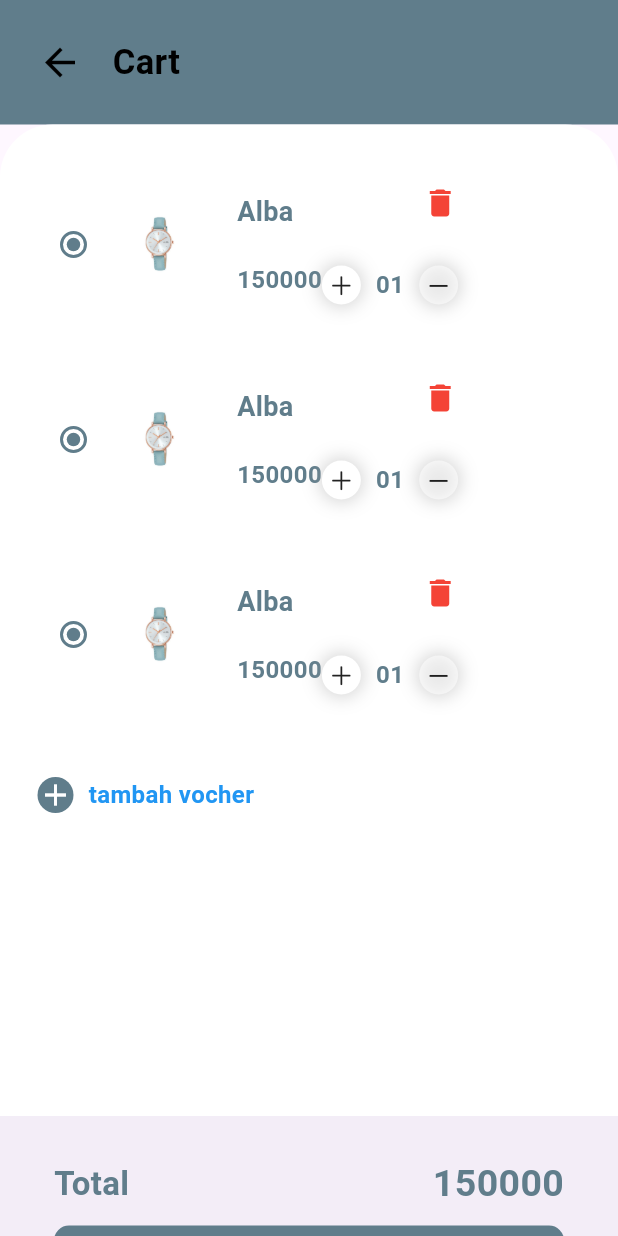
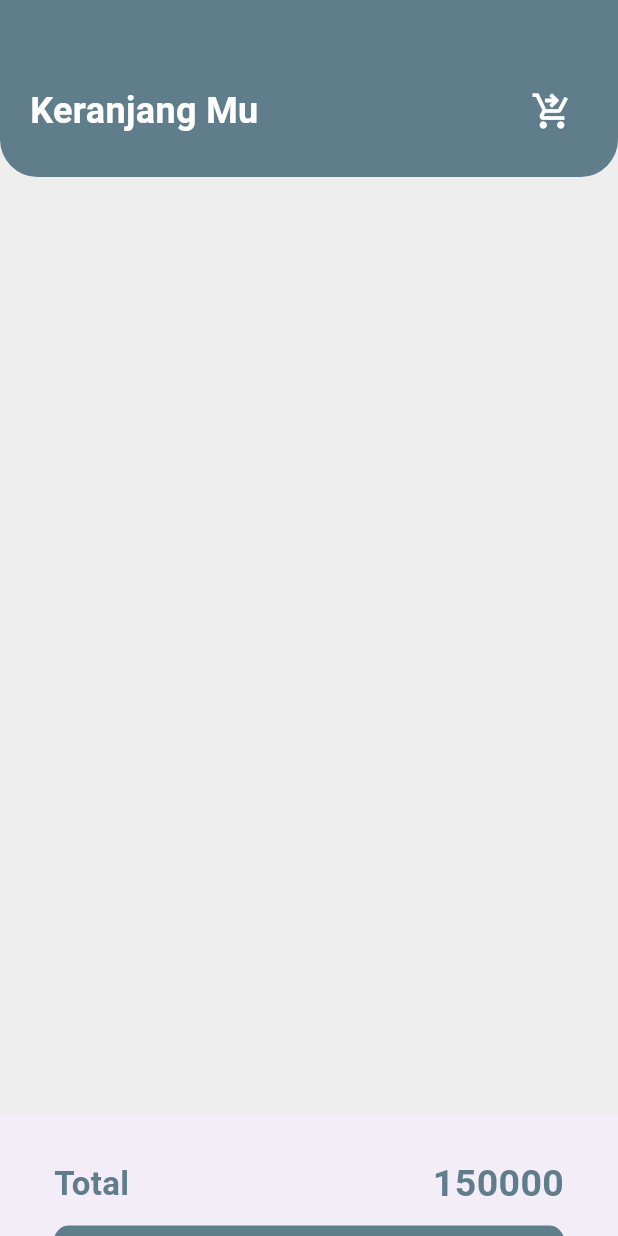
Before and after one commit to Wullannn/Penjualan-JamTangan, a Flutter app: the CartScreen screen opened directly, on a phone screen of 412 x 824 dp. Run offline on Flutter 3.47's test engine with Material 3 defaults, Android fonts, the phone set to English and light mode, and no system bars.

Commit message:
update card_screen

```diff
--- a/lib/main.dart
+++ b/lib/main.dart
@@ -22,8 +22,8 @@
       //home: HomeScreen(),
       // home : DetailScreen()
        // home : ProfileScreen()
-      //home: CartScreen(),
-      home: SearchScreen()
+      home: CartScreen(),
+      //home: SearchScreen()
     );
   }
 }
--- a/lib/screens/cart_screen.dart
+++ b/lib/screens/cart_screen.dart
@@ -1,8 +1,6 @@
 import 'package:flutter/material.dart';
-import 'package:jamtangan/widgets/cart_app_bar.dart';
-
+import 'package:flutter/widgets.dart';
 import '../widgets/CartButtomNavBar.dart';
-import '../widgets/cart_item_samples.dart';
 
 class CartScreen extends StatelessWidget {
   const CartScreen({super.key});
@@ -10,51 +8,39 @@
   @override
   Widget build(BuildContext context) {
     return Scaffold(
-      body: ListView(
+        backgroundColor: Colors.grey[200],
+        body: Column(
             children: [
-          cart_app_bar(),
-
+              // Custom App Bar
               Container(
-            height: 700,
-            padding: EdgeInsets.only(top: 15),
-            decoration: BoxDecoration(
-                color: Colors.white,
+                padding: const EdgeInsets.only(
+                    top: 50, left: 20, right: 20, bottom: 20),
+                decoration: const BoxDecoration(
+                  color: Colors.blueGrey,
                   borderRadius: BorderRadius.only(
-                  topLeft: Radius.circular(35),
-                  topRight: Radius.circular(35),
-                )
-            ),
-            child: Column(
-              children: [
-                cart_item_samples(),
-                Container(
-                  //decoration: BoxDecoration(borderRadius: BorderRadius.circular(10),),
-                  margin: EdgeInsets.symmetric(vertical: 20, horizontal: 15),
-                  padding: EdgeInsets.all(10),
-                  child: Row(
-                      children: [
-                        Container(
-                          decoration: BoxDecoration(
-                            color: Colors.blueGrey,
-                            borderRadius: BorderRadius.circular(20),
-                          ),
-                          child: Icon(Icons.add,
-                            color: Colors.white,
+                    bottomLeft: Radius.circular(25),
+                    bottomRight: Radius.circular(25),
                   ),
                 ),
-                        Padding(
-                            padding: EdgeInsets.symmetric(horizontal: 10),
-                            child: Text(
-                              "tambah vocher",
+                child: Row(
+                  mainAxisAlignment: MainAxisAlignment.spaceBetween,
+                  children: [
+                    const Text(
+                      "Keranjang Mu",
                       style: TextStyle(
-                                color: Colors.blue,
+                        color: Colors.white,
+                        fontSize: 24,
                         fontWeight: FontWeight.bold,
-                                fontSize: 16,
                       ),
-                            )
-                        )
-                      ]),
-                )
+                    ),
+                    IconButton(
+                      onPressed: () {},
+                      icon: const Icon(
+                        Icons.shopping_cart_checkout,
+                        color: Colors.white,
+                        size: 28,
+                      ),
+                    ),
                   ],
                 ),
               )
@@ -62,5 +48,6 @@
         ),
       bottomNavigationBar: Cartbuttomnavbar(),
     );
+
   }
 }
--- a/lib/screens/search_screen.dart
+++ b/lib/screens/search_screen.dart
@@ -50,11 +50,9 @@
               ),
               child: const TextField(
                 autofocus: false,
-                // TODO: 6. Implementasikan fitur pencarian
                 decoration: InputDecoration(
-                  hintText: 'Cari candi...',
+                  hintText: 'Carilah jam tangan yang kamu inginkan',
                   prefixIcon: Icon(Icons.search),
-                  // TODO: 7. Implementasikan pengosongan input
                   border: InputBorder.none,
                   focusedBorder: OutlineInputBorder(
                       borderSide: BorderSide(color: Colors.blueGrey)),
--- a/lib/widgets/cart_app_bar.dart
+++ b/lib/widgets/cart_app_bar.dart
@@ -1,42 +1,94 @@
 import 'package:flutter/material.dart';
 
-class cart_app_bar extends StatelessWidget {
+class CartAppBar extends StatelessWidget {
+  const CartAppBar({super.key});
+
   @override
   Widget build(BuildContext context) {
     return Container(
-      color: Colors.blueGrey,
-      padding: EdgeInsets.all(25),
+      padding: const EdgeInsets.symmetric(horizontal: 20, vertical: 15),
+      decoration: BoxDecoration(
+        gradient: const LinearGradient(
+          colors: [Colors.deepPurple, Colors.blueGrey],
+          begin: Alignment.topLeft,
+          end: Alignment.bottomRight,
+        ),
+        borderRadius: const BorderRadius.only(
+          bottomLeft: Radius.circular(20),
+          bottomRight: Radius.circular(20),
+        ),
+        boxShadow: [
+          BoxShadow(
+            color: Colors.black.withOpacity(0.1),
+            spreadRadius: 1,
+            blurRadius: 10,
+          ),
+        ],
+      ),
       child: Row(
         children: [
+          // Tombol kembali
           InkWell(
             onTap: () {
-              //untukmkembali ke layar sebelumnnya
-              Navigator.pop(context);
+              Navigator.pop(context); // Untuk kembali ke layar sebelumnya
             },
-            child: Icon(Icons.arrow_back,
-            size: 30,
-            color: Colors.black),
+            child: Container(
+              padding: const EdgeInsets.all(8),
+              decoration: BoxDecoration(
+                color: Colors.white,
+                borderRadius: BorderRadius.circular(8),
+                boxShadow: [
+                  BoxShadow(
+                    color: Colors.black.withOpacity(0.1),
+                    spreadRadius: 2,
+                    blurRadius: 8,
+                  ),
+                ],
+              ),
+              child: const Icon(
+                Icons.arrow_back,
+                size: 28,
+                color: Colors.deepPurple,
+              ),
+            ),
           ),
-          Padding(
-              padding: EdgeInsets.only(left: 20),
-              child: Text(
-                "Cart",
-                style: TextStyle(
-                  fontSize: 23,
-                  fontWeight: FontWeight.bold,
-                  color: Colors.black,
+
+          // Judul Cart
+          const Padding(
+            padding: EdgeInsets.only(left: 20),
+            child: Text(
+              "My Cart",
+              style: TextStyle(
+                fontSize: 22,
+                fontWeight: FontWeight.bold,
+                color: Colors.white,
+              ),
+            ),
+          ),
+          const Spacer(),
+
+          // Ikon Lainnya
+          Container(
+            padding: const EdgeInsets.all(8),
+            decoration: BoxDecoration(
+              color: Colors.white,
+              borderRadius: BorderRadius.circular(8),
+              boxShadow: [
+                BoxShadow(
+                  color: Colors.black.withOpacity(0.1),
+                  spreadRadius: 2,
+                  blurRadius: 8,
                 ),
-              ),
+              ],
+            ),
+            child: const Icon(
+              Icons.more_vert,
+              size: 28,
+              color: Colors.deepPurple,
+            ),
           ),
-          Spacer(),
-          Icon(
-            Icons.more_vert,
-            size: 30,
-            color: Colors.blueGrey,
-          )
         ],
       ),
     );
   }
-
 }
--- a/lib/widgets/cart_item_samples.dart
+++ /dev/null
@@ -1,126 +0,0 @@
-import 'package:flutter/cupertino.dart';
-import 'package:flutter/material.dart';
-
-class cart_item_samples extends StatelessWidget {
-  @override
-  Widget build(BuildContext context) {
-    // TODO: implement build
-    return Column(
-      children: [
-        for(int i = 1; i <4; i++)
-        Container(
-          height: 110,
-          margin: EdgeInsets.symmetric(horizontal: 15, vertical: 10),
-          padding: EdgeInsets.all(10),
-          decoration: BoxDecoration(
-            color: Colors.white,
-            borderRadius: BorderRadius.circular(10),
-          ),
-          child: Row(
-            children: [
-              Radio(
-                  value: "",
-                  groupValue: "",
-                  activeColor: Colors.blueGrey,
-                  onChanged: (index){},
-              ),
-              Container(
-                height: 70,
-                width: 70,
-                margin: EdgeInsets.only(right: 15),
-                child: Image.asset("images/Alba.jpg"),
-              ),
-            Padding(
-                padding: EdgeInsets.symmetric(vertical: 10),
-                child: Column(
-                  crossAxisAlignment: CrossAxisAlignment.start,
-                  mainAxisAlignment: MainAxisAlignment.spaceBetween,
-                  children: [
-                    Text(
-                      "Alba",
-                      style: TextStyle(
-                        fontSize: 18,
-                        fontWeight: FontWeight.bold,
-                        color: Colors.blueGrey,
-                      ),
-                    ),
-                    Text(
-                      "150000",
-                      style: TextStyle(
-                        fontSize: 16,
-                        fontWeight: FontWeight.bold,
-                        color: Colors.blueGrey
-                      ),
-                    )
-                  ],
-                ),
-            ),
-              Padding(
-                  padding: EdgeInsets.symmetric(vertical: 5),
-                  child: Column(
-                    crossAxisAlignment: CrossAxisAlignment.end,
-                    mainAxisAlignment: MainAxisAlignment.spaceBetween,
-                    children: [
-                      Icon(Icons.delete,
-                      color: Colors.red,
-                      ),
-                      Row(
-                        children: [
-                          Container(
-                            padding: EdgeInsets.all(4),
-                            decoration: BoxDecoration(
-                              color: Colors.white,
-                              borderRadius: BorderRadius.circular(20),
-                              boxShadow: [
-                                BoxShadow(
-                                  color: Colors.grey.withOpacity(0.5),
-                                  spreadRadius: 1,
-                                  blurRadius: 10,
-                                )
-                              ]
-                            ),
-                            child: Icon(
-                              CupertinoIcons.plus,
-                              size: 18,
-                            ),
-                          ),
-                          Container(
-                            margin: EdgeInsets.symmetric(horizontal: 10),
-                            child: Text("01",
-                            style: TextStyle(
-                              fontSize: 16,
-                              fontWeight: FontWeight.bold,
-                              color: Colors.blueGrey,
-                            ),),
-                          ),
-                          Container(
-                            padding: EdgeInsets.all(4),
-                            decoration: BoxDecoration(
-                                color: Colors.white54,
-                                borderRadius: BorderRadius.circular(20),
-                                boxShadow: [
-                                  BoxShadow(
-                                    color: Colors.grey.withOpacity(0.5),
-                                    spreadRadius: 1,
-                                    blurRadius: 10,
-                                  )
-                                ]
-                            ),
-                            child: Icon(
-                              CupertinoIcons.minus,
-                              size: 18,
-                            ),
-                          ),
-                        ],
-                      )
-                    ],
-                  ),
-              )
-            ],
-          ),
-        )
-      ],
-    );
-  }
-
-}
```
Also changed, not shown: lib/widgets/cart_item.dart (added, +163 -0 lines). Lines whose indentation alone changed are shown as unchanged.
